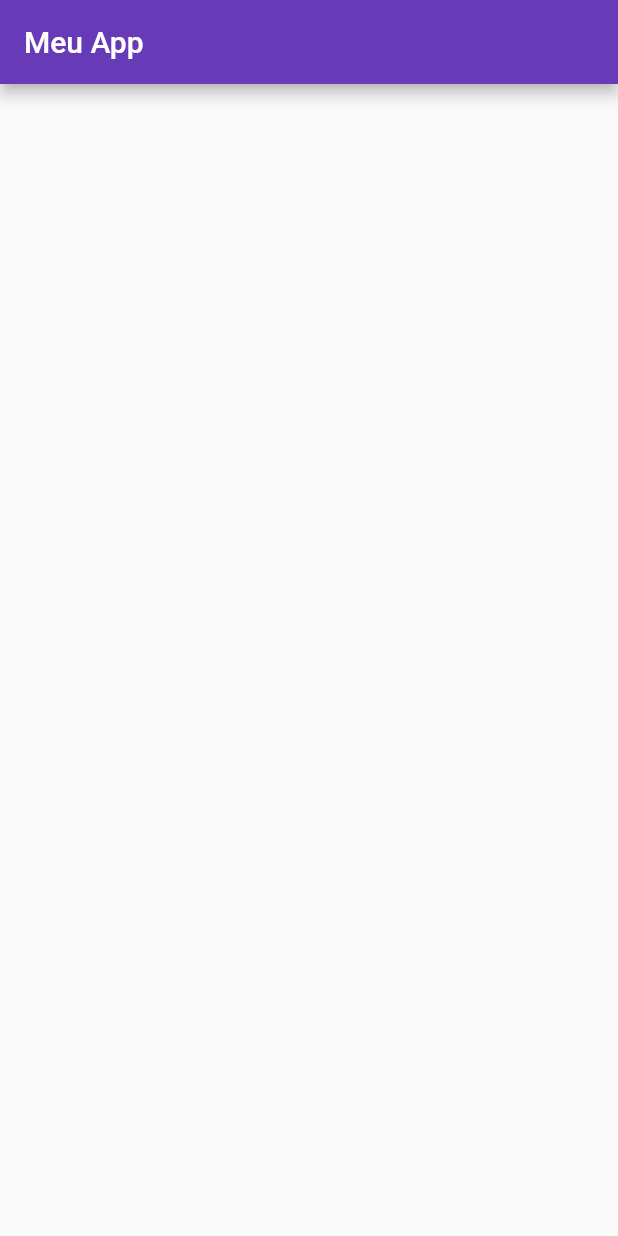
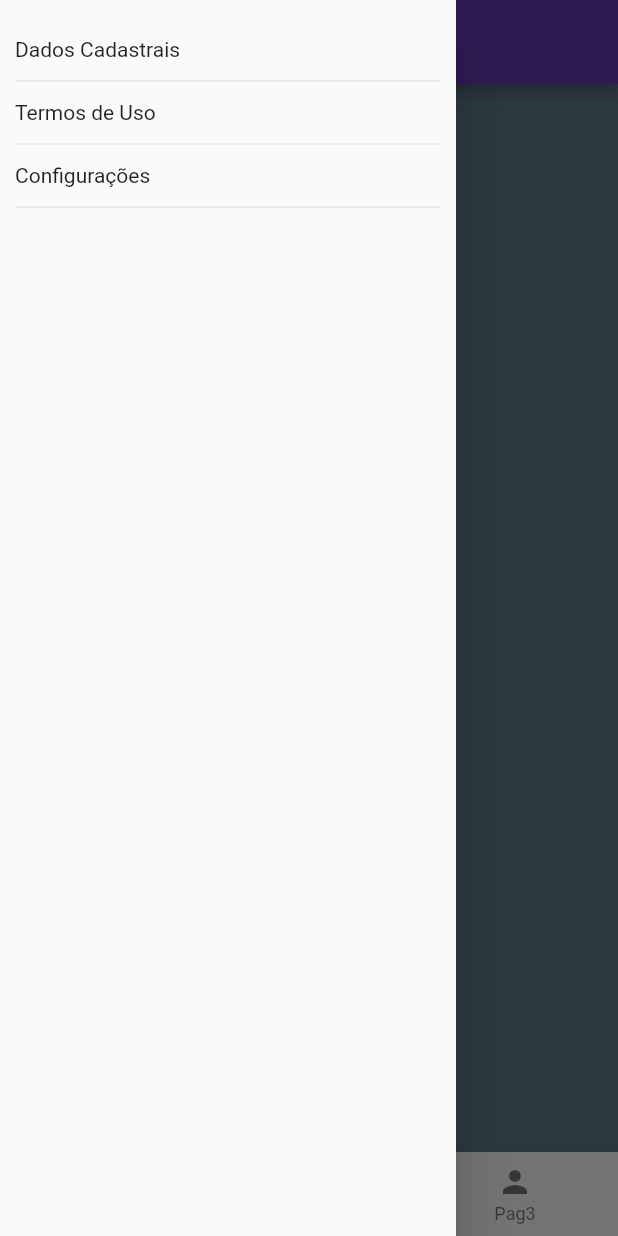
Before and after one commit to WBorges1984/2-trilhaapp-TelaLoginEmFlutter, a Flutter app: the MainPage screen opened directly, with the side drawer open (before the commit the screen has no drawer), on a phone screen of 412 x 824 dp. Run offline on Flutter 3.47's test engine with Material 2 defaults, Android fonts, the phone set to English and light mode, and no system bars; our stand-ins replace google_fonts; network calls fail.

Commit message:
Finalizado login, navegação em telas

```diff
--- /dev/null
+++ b/lib/pages/dados_cadastrais.dart
@@ -0,0 +1,20 @@
+import 'package:flutter/material.dart';
+
+class DadosCadastraisPage extends StatelessWidget {
+  final String texto;
+  final List<String> dados;
+
+  const DadosCadastraisPage(
+      {Key? key, required this.texto, required this.dados})
+      : super(key: key);
+
+  @override
+  Widget build(BuildContext context) {
+    return Scaffold(
+      appBar: AppBar(title: Text(texto)),
+      body: Center(
+        child: Text(dados.length.toString()),
+      ),
+    );
+  }
+}
--- a/lib/pages/main_page.dart
+++ b/lib/pages/main_page.dart
@@ -1,4 +1,8 @@
 import 'package:flutter/material.dart';
+import 'package:trilhaapp/pages/dados_cadastrais.dart';
+import 'package:trilhaapp/pages/pagina1.dart';
+import 'package:trilhaapp/pages/pagina2.dart';
+import 'package:trilhaapp/pages/pagina3.dart';
 
 class MainPage extends StatefulWidget {
   const MainPage({super.key});
@@ -8,8 +12,88 @@ class MainPage extends StatefulWidget {
 }
 
 class _MainPageState extends State<MainPage> {
+  PageController controller = PageController(initialPage: 0);
+  int posicaoPagina = 0;
   @override
   Widget build(BuildContext context) {
-    return Scaffold(appBar: AppBar(title: const Text("Meu App")));
+    return SafeArea(
+      child: Scaffold(
+        appBar: AppBar(title: const Text("Main Page")),
+        drawer: Drawer(
+          child: Padding(
+            padding: const EdgeInsets.symmetric(vertical: 20, horizontal: 10),
+            child: Column(
+              crossAxisAlignment: CrossAxisAlignment.start,
+              children: [
+                InkWell(
+                  child: Container(
+                      padding: const EdgeInsets.symmetric(vertical: 5),
+                      width: double.infinity,
+                      child: const Text("Dados Cadastrais")),
+                  onTap: () {
+                    Navigator.pop(context);
+                    Navigator.push(
+                        context,
+                        MaterialPageRoute(
+                            builder: (context) => const DadosCadastraisPage(
+                                  texto: "Meus dados",
+                                  dados: ["Nome", "Endereço"],
+                                )));
+                  },
+                ),
+                const Divider(),
+                InkWell(
+                  child: Container(
+                      padding: const EdgeInsets.symmetric(vertical: 5),
+                      width: double.infinity,
+                      child: const Text("Termos de Uso")),
+                  onTap: () {},
+                ),
+                const Divider(),
+                InkWell(
+                  child: Container(
+                      padding: const EdgeInsets.symmetric(vertical: 5),
+                      width: double.infinity,
+                      child: const Text("Configurações")),
+                  onTap: () {},
+                ),
+                const Divider(),
+              ],
+            ),
+          ),
+        ),
+        body: Column(
+          children: [
+            Expanded(
+              child: PageView(
+                controller: controller,
+                onPageChanged: (value) {
+                  setState(() {
+                    posicaoPagina = value;
+                  });
+                },
+                children: const [
+                  Pagina1Page(),
+                  Pagina2Page(),
+                  Pagina3Page(),
+                ],
+              ),
+            ),
+            BottomNavigationBar(
+                onTap: (value) {
+                  controller.jumpToPage(value);
+                },
+                currentIndex: posicaoPagina,
+                items: const [
+                  BottomNavigationBarItem(
+                      label: "Pag11", icon: Icon(Icons.home)),
+                  BottomNavigationBarItem(label: "Pag2", icon: Icon(Icons.add)),
+                  BottomNavigationBarItem(
+                      label: "Pag3", icon: Icon(Icons.person)),
+                ])
+          ],
+        ),
+      ),
+    );
   }
 }
--- /dev/null
+++ b/lib/pages/pagina1.dart
@@ -0,0 +1,17 @@
+import 'package:flutter/material.dart';
+
+class Pagina1Page extends StatefulWidget {
+  const Pagina1Page({super.key});
+
+  @override
+  State<Pagina1Page> createState() => _Pagina1PageState();
+}
+
+class _Pagina1PageState extends State<Pagina1Page> {
+  @override
+  Widget build(BuildContext context) {
+    return Container(
+      color: Colors.blueGrey,
+    );
+  }
+}
```
Also changed, not shown: lib/pages/pagina2.dart (added, +15 -0 lines), lib/pages/pagina3.dart (added, +15 -0 lines).
